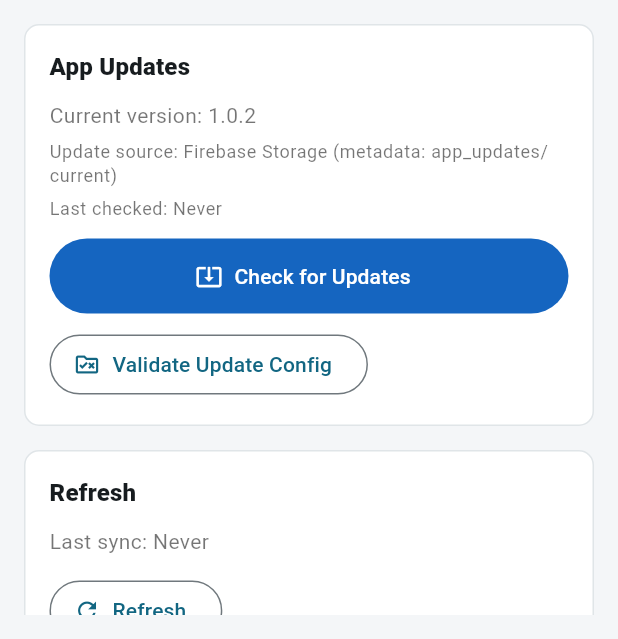
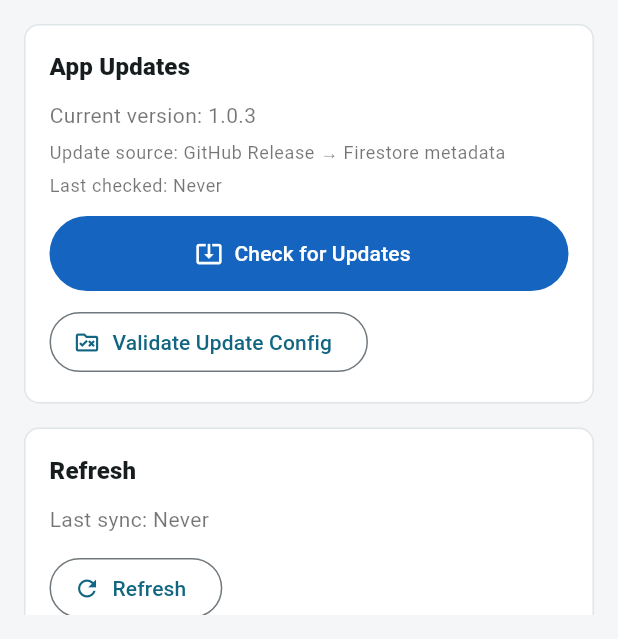
Before and after one commit to Diey-Fajri/key-record, a Flutter app: the SettingsScreen screen opened directly, on a phone screen of 412 x 824 dp, the part 597-1236 px from its top. Run offline on Flutter 3.47's test engine with Material 3 defaults, Android fonts, the phone set to English and light mode, and no system bars; our stand-ins replace cloud_firestore, dio, firebase_auth, firebase_core, firebase_messaging, firebase_storage and 4 more; missing offline and left inert: excel, public_file_saver; accounts and stored records are empty.

Commit message:
release setting and pubspec.yaml

```diff
--- a/lib/screen/settings/settings_screen.dart
+++ b/lib/screen/settings/settings_screen.dart
@@ -236,7 +236,7 @@ class _SettingsScreenState extends State<SettingsScreen> {
                     ),
                     const SizedBox(height: 6),
                     Text(
-                      'Update source: Firebase Storage (metadata: app_updates/current)',
+                      'Update source: GitHub Release → Firestore metadata',
                       style: Theme.of(context).textTheme.bodySmall?.copyWith(
                             color: Colors.black54,
                           ),
--- a/pubspec.yaml
+++ b/pubspec.yaml
@@ -16,7 +16,7 @@ publish_to: 'none' # Remove this line if you wish to publish to pub.dev
 # https://developer.apple.com/library/archive/documentation/General/Reference/InfoPlistKeyReference/Articles/CoreFoundationKeys.html
 # In Windows, build-name is used as the major, minor, and patch parts
 # of the product and file versions while build-number is used as the build suffix.
-version: 1.0.2+3
+version: 1.0.3+4
 
 environment:
   sdk: ^3.12.2
```
Also changed, not shown: 2 other files.
